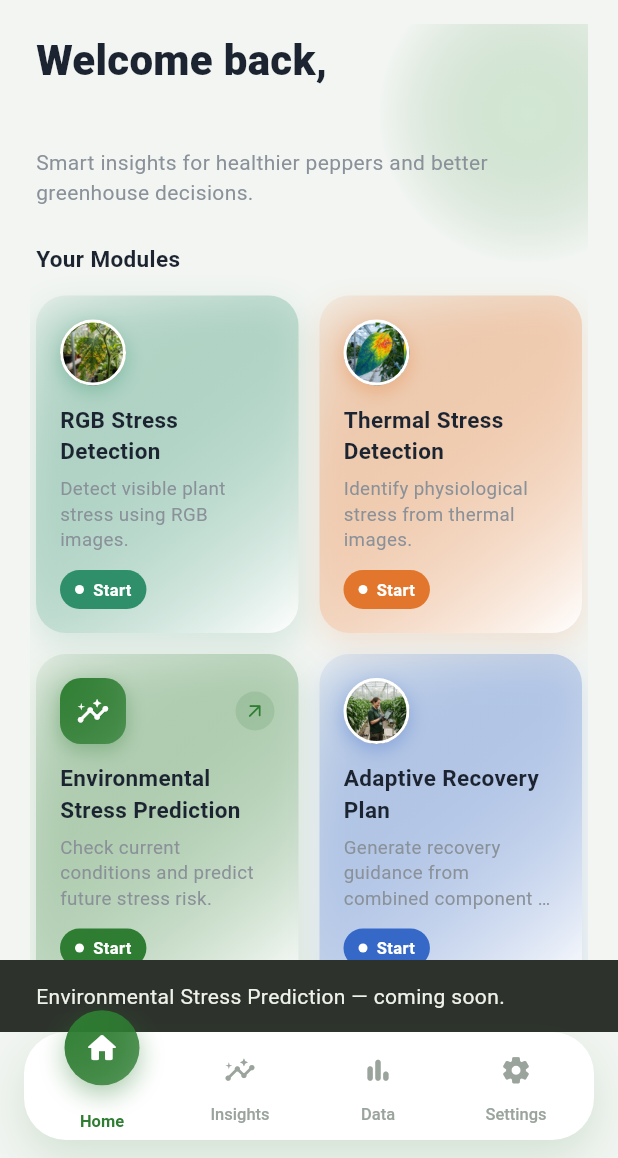
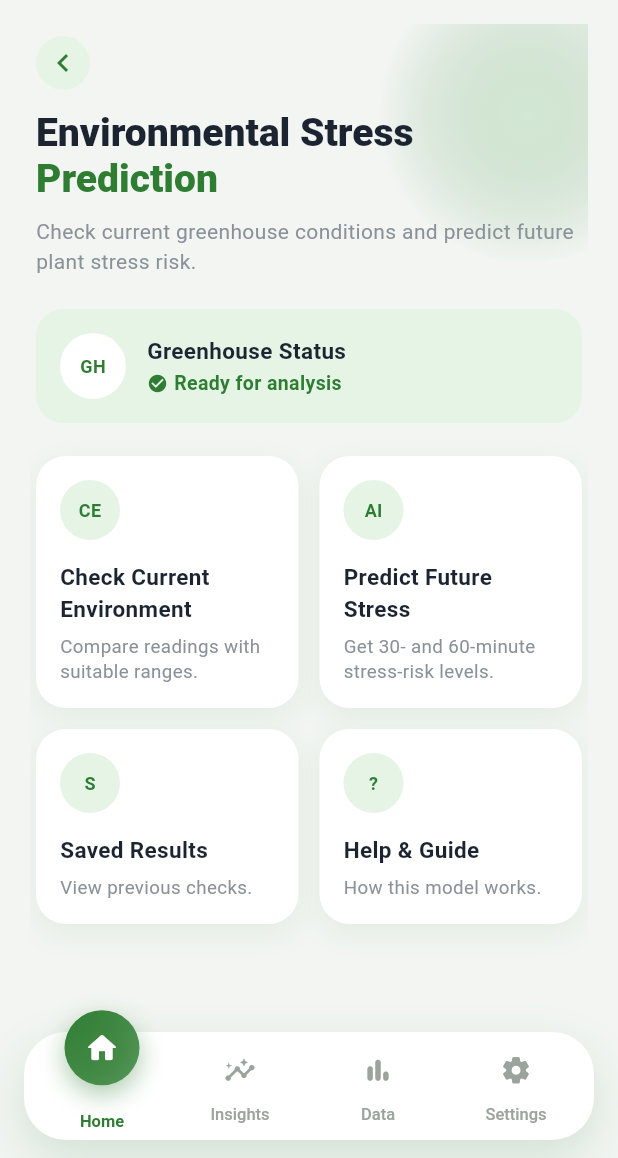
Before and after one commit to sakilaathapaththu/AI-Based-Bell-Pepper-Plant-Health-Stress-Detection-Syste, a Flutter app: the HomeScreen screen opened directly, after a tap on "Environmental Stress Prediction", on a phone screen of 412 x 824 dp, the part 78-1236 px from its top. Run offline on Flutter 3.47's test engine with Material 3 defaults, Android fonts, the phone set to English and light mode, and no system bars; our stand-ins replace cloud_firestore, firebase_auth, firebase_core, flutter_secure_storage; accounts and stored records are empty.

Commit message:
Add Environmental Stress Prediction entry screen
Adds the module's entry UI (status banner + Check Current Environment,
Predict Future Stress, Saved Results, Help & Guide actions) reached by
tapping its dashboard card. Embeds the view inside the Home tab instead
of pushing a new route, so the shared top bar and bottom nav stay
visible. Actions are placeholders pending the real prediction logic.

```diff
--- /dev/null
+++ b/mobile_app/lib/features/environmental_stress/ui/environmental_stress_screen.dart
@@ -0,0 +1,183 @@
+import 'package:flutter/material.dart';
+import 'package:bell_pepper_app/constants/app_colors.dart';
+import 'package:bell_pepper_app/constants/app_text_styles.dart';
+import 'package:bell_pepper_app/features/environmental_stress/ui/widgets/environmental_action_card.dart';
+
+/// Content for the Environmental Stress Prediction module: a status banner
+/// plus a 2x2 grid of actions (check readings, predict risk, saved results,
+/// help). Embedded inside the Home tab (keeping the shared top bar and
+/// bottom nav visible) rather than pushed as a separate full-screen route;
+/// [onBack] returns the tab to the dashboard view. Real data/prediction
+/// wiring lands here incrementally — for now each action just acknowledges
+/// the tap.
+class EnvironmentalStressScreen extends StatelessWidget {
+  const EnvironmentalStressScreen({super.key, required this.onBack});
+
+  final VoidCallback onBack;
+
+  @override
+  Widget build(BuildContext context) {
+    return Column(
+      crossAxisAlignment: CrossAxisAlignment.start,
+      children: [
+        _BackButton(onTap: onBack),
+        const SizedBox(height: 12),
+        RichText(
+          text: const TextSpan(
+            style: TextStyle(
+              fontSize: 26,
+              fontWeight: FontWeight.w800,
+              color: AppColors.titleDark,
+              height: 1.2,
+            ),
+            children: [
+              TextSpan(text: 'Environmental Stress\n'),
+              TextSpan(
+                text: 'Prediction',
+                style: TextStyle(color: AppColors.primaryGreen),
+              ),
+            ],
+          ),
+        ),
+        const SizedBox(height: 10),
+        const Text(
+          'Check current greenhouse conditions and predict future plant stress risk.',
+          style: AppTextStyles.screenSubtitle,
+        ),
+        const SizedBox(height: 22),
+        const _StatusBanner(),
+        const SizedBox(height: 22),
+        IntrinsicHeight(
+          child: Row(
+            crossAxisAlignment: CrossAxisAlignment.stretch,
+            children: [
+              Expanded(
+                child: EnvironmentalActionCard(
+                  badge: 'CE',
+                  title: 'Check Current\nEnvironment',
+                  subtitle: 'Compare readings with suitable ranges.',
+                  onTap: () => _notifyComingSoon(context, 'Check Current Environment'),
+                ),
+              ),
+              const SizedBox(width: 14),
+              Expanded(
+                child: EnvironmentalActionCard(
+                  badge: 'AI',
+                  title: 'Predict Future\nStress',
+                  subtitle: 'Get 30- and 60-minute stress-risk levels.',
+                  onTap: () => _notifyComingSoon(context, 'Predict Future Stress'),
+                ),
+              ),
+            ],
+          ),
+        ),
+        const SizedBox(height: 14),
+        IntrinsicHeight(
+          child: Row(
+            crossAxisAlignment: CrossAxisAlignment.stretch,
+            children: [
+              Expanded(
+                child: EnvironmentalActionCard(
+                  badge: 'S',
+                  title: 'Saved Results',
+                  subtitle: 'View previous checks.',
+                  onTap: () => _notifyComingSoon(context, 'Saved Results'),
+                ),
+              ),
+              const SizedBox(width: 14),
+              Expanded(
+                child: EnvironmentalActionCard(
+                  badge: '?',
+                  title: 'Help & Guide',
+                  subtitle: 'How this model works.',
+                  onTap: () => _notifyComingSoon(context, 'Help & Guide'),
+                ),
+              ),
+            ],
+          ),
+        ),
+      ],
+    );
+  }
+
+  void _notifyComingSoon(BuildContext context, String feature) {
+    ScaffoldMessenger.of(context)
+      ..hideCurrentSnackBar()
+      ..showSnackBar(SnackBar(content: Text('$feature — coming soon.')));
+  }
+}
+
+class _BackButton extends StatelessWidget {
+  const _BackButton({required this.onTap});
+
+  final VoidCallback onTap;
+
+  @override
+  Widget build(BuildContext context) {
+    return InkWell(
+      borderRadius: BorderRadius.circular(20),
+      onTap: onTap,
+      child: Container(
+        width: 36,
+        height: 36,
+        alignment: Alignment.center,
+        decoration: BoxDecoration(
+          color: AppColors.featureIconBackground,
+          shape: BoxShape.circle,
+        ),
+        child: const Icon(Icons.chevron_left, color: AppColors.primaryGreen),
+      ),
+    );
+  }
+}
+
+class _StatusBanner extends StatelessWidget {
+  const _StatusBanner();
+
+  @override
+  Widget build(BuildContext context) {
+    return Container(
+      padding: const EdgeInsets.all(16),
+      decoration: BoxDecoration(
+        color: AppColors.featureIconBackground,
+        borderRadius: BorderRadius.circular(18),
+      ),
+      child: Row(
+        children: [
+          Container(
+            width: 44,
+            height: 44,
+            alignment: Alignment.center,
+            decoration: const BoxDecoration(
+              color: AppColors.cardBackground,
+              shape: BoxShape.circle,
+            ),
+            child: const Text('GH', style: AppTextStyles.featureBadge),
+          ),
+          const SizedBox(width: 14),
+          const Column(
+            crossAxisAlignment: CrossAxisAlignment.start,
+            children: [
+              Text('Greenhouse Status', style: AppTextStyles.featureCardTitle),
+              SizedBox(height: 2),
+              Row(
+                children: [
+                  Icon(Icons.check_circle, size: 14, color: AppColors.primaryGreen),
+                  SizedBox(width: 4),
+                  Text(
+                    'Ready for analysis',
+                    style: TextStyle(
+                      fontSize: 13,
+                      fontWeight: FontWeight.w700,
+                      color: AppColors.primaryGreen,
+                    ),
+                  ),
+                ],
+              ),
+            ],
+          ),
+        ],
+      ),
+    );
+  }
+}
--- /dev/null
+++ b/mobile_app/lib/features/environmental_stress/ui/widgets/environmental_action_card.dart
@@ -0,0 +1,73 @@
+import 'package:flutter/material.dart';
+import 'package:bell_pepper_app/constants/app_colors.dart';
+import 'package:bell_pepper_app/constants/app_text_styles.dart';
+
+/// One tappable tile in the Environmental Stress Prediction entry screen's
+/// 2x2 action grid (e.g. "Check Current Environment"). Styled to match the
+/// app's other feature cards: white card, single-tone green badge — no
+/// per-card accent colors.
+class EnvironmentalActionCard extends StatelessWidget {
+  const EnvironmentalActionCard({
+    super.key,
+    required this.badge,
+    required this.title,
+    required this.subtitle,
+    this.onTap,
+  });
+
+  final String badge;
+  final String title;
+  final String subtitle;
+  final VoidCallback? onTap;
+
+  @override
+  Widget build(BuildContext context) {
+    return Material(
+      color: Colors.transparent,
+      borderRadius: BorderRadius.circular(20),
+      child: InkWell(
+        borderRadius: BorderRadius.circular(20),
+        onTap: onTap,
+        child: Container(
+          padding: const EdgeInsets.all(16),
+          decoration: BoxDecoration(
+            color: AppColors.cardBackground,
+            borderRadius: BorderRadius.circular(20),
+            boxShadow: [
+              BoxShadow(
+                color: AppColors.primaryGreen.withValues(alpha: 0.08),
+                blurRadius: 16,
+                offset: const Offset(0, 6),
+              ),
+            ],
+          ),
+          child: Column(
+            crossAxisAlignment: CrossAxisAlignment.start,
+            mainAxisSize: MainAxisSize.min,
+            children: [
+              Container(
+                width: 40,
+                height: 40,
+                alignment: Alignment.center,
+                decoration: const BoxDecoration(
+                  color: AppColors.featureIconBackground,
+                  shape: BoxShape.circle,
+                ),
+                child: Text(badge, style: AppTextStyles.featureBadge),
+              ),
+              const SizedBox(height: 14),
+              Text(title, style: AppTextStyles.featureCardTitle),
+              const SizedBox(height: 6),
+              Text(
+                subtitle,
+                style: AppTextStyles.featureCardDescription,
+                maxLines: 2,
+                overflow: TextOverflow.ellipsis,
+              ),
+            ],
+          ),
+        ),
+      ),
+    );
+  }
+}
--- a/mobile_app/lib/features/home/ui/tabs/home_tab.dart
+++ b/mobile_app/lib/features/home/ui/tabs/home_tab.dart
@@ -1,6 +1,7 @@
 import 'package:flutter/material.dart';
 import 'package:bell_pepper_app/constants/app_colors.dart';
 import 'package:bell_pepper_app/constants/app_text_styles.dart';
+import 'package:bell_pepper_app/features/environmental_stress/ui/environmental_stress_screen.dart';
 import 'package:bell_pepper_app/features/home/models/dashboard_module.dart';
 import 'package:bell_pepper_app/features/home/models/dashboard_modules_data.dart';
 import 'package:bell_pepper_app/features/home/ui/widgets/module_card.dart';
@@ -9,17 +10,32 @@ import 'package:bell_pepper_app/services/user_repository.dart';
 import 'package:bell_pepper_app/ui/widgets/glow_circle.dart';
 
 /// Dashboard tab: greets the grower by name and shows the detection/recovery
-/// modules as a grid, each flagged implemented or coming soon.
-class HomeTab extends StatelessWidget {
+/// modules as a grid, each flagged implemented or coming soon. Tapping an
+/// implemented module swaps the tab's content in place (dashboard grid <->
+/// module screen) so the shared top bar and bottom nav stay visible instead
+/// of being covered by a pushed route.
+class HomeTab extends StatefulWidget {
   const HomeTab({super.key});
 
   @override
+  State<HomeTab> createState() => _HomeTabState();
+}
+
+class _HomeTabState extends State<HomeTab> {
+  DashboardModule? _openModule;
+
+  void _handleModuleTap(BuildContext context, DashboardModule module) {
+    if (module.status != ModuleStatus.implemented) {
+      ScaffoldMessenger.of(context)
+        ..hideCurrentSnackBar()
+        ..showSnackBar(SnackBar(content: Text('${module.title} — coming soon.')));
+      return;
+    }
+    setState(() => _openModule = module);
+  }
+
+  @override
   Widget build(BuildContext context) {
-    final user = AuthService().currentUser;
-    final fallbackName = user?.isAnonymous == true
-        ? 'Demo User'
-        : (user?.email?.split('@').first ?? 'Grower');
-
     return Stack(
       children: [
         Positioned(
@@ -35,7 +51,30 @@ class HomeTab extends StatelessWidget {
         ),
         SingleChildScrollView(
           padding: const EdgeInsets.fromLTRB(4, 8, 4, 24),
-          child: Column(
+          child: _openModule == null
+              ? _DashboardView(onModuleTap: (module) => _handleModuleTap(context, module))
+              : EnvironmentalStressScreen(
+                  onBack: () => setState(() => _openModule = null),
+                ),
+        ),
+      ],
+    );
+  }
+}
+
+class _DashboardView extends StatelessWidget {
+  const _DashboardView({required this.onModuleTap});
+
+  final ValueChanged<DashboardModule> onModuleTap;
+
+  @override
+  Widget build(BuildContext context) {
+    final user = AuthService().currentUser;
+    final fallbackName = user?.isAnonymous == true
+        ? 'Demo User'
+        : (user?.email?.split('@').first ?? 'Grower');
+
+    return Column(
       crossAxisAlignment: CrossAxisAlignment.start,
       children: [
         FutureBuilder(
@@ -78,7 +117,7 @@ class HomeTab extends StatelessWidget {
                 Expanded(
                   child: ModuleCard(
                     module: dashboardModules[i],
-                          onTap: () => _showComingSoon(context, dashboardModules[i]),
+                    onTap: () => onModuleTap(dashboardModules[i]),
                   ),
                 ),
                 const SizedBox(width: 14),
@@ -86,8 +125,7 @@ class HomeTab extends StatelessWidget {
                   child: i + 1 < dashboardModules.length
                       ? ModuleCard(
                           module: dashboardModules[i + 1],
-                                onTap: () =>
-                                    _showComingSoon(context, dashboardModules[i + 1]),
+                          onTap: () => onModuleTap(dashboardModules[i + 1]),
                         )
                       : const SizedBox.shrink(),
                 ),
@@ -96,15 +134,6 @@ class HomeTab extends StatelessWidget {
           ),
         ],
       ],
-          ),
-        ),
-      ],
     );
   }
-
-  void _showComingSoon(BuildContext context, DashboardModule module) {
-    ScaffoldMessenger.of(context)
-      ..hideCurrentSnackBar()
-      ..showSnackBar(SnackBar(content: Text('${module.title} — coming soon.')));
 }
-}
```
Lines whose indentation alone changed are shown as unchanged.
